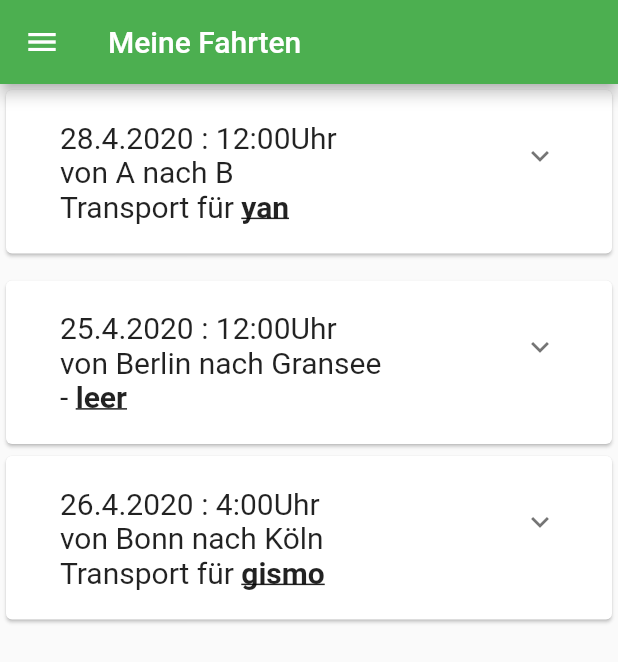
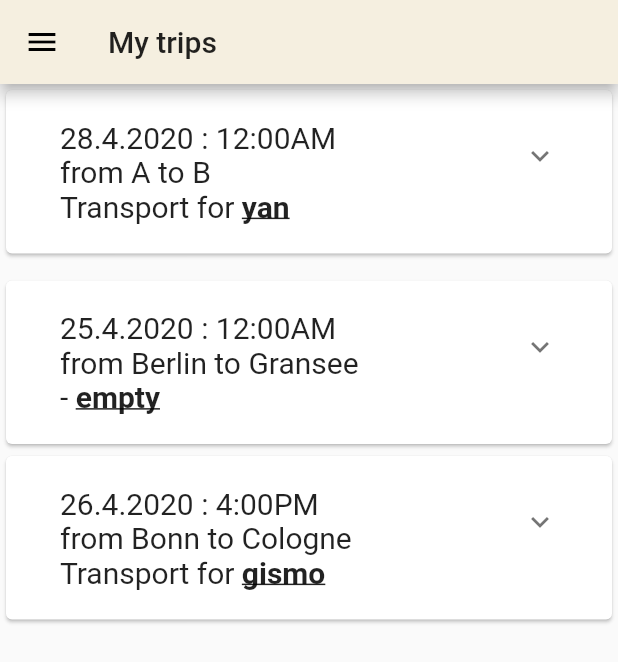
Before and after one commit to PDesire/CatInABox, a Flutter app: the MyTripsPage screen opened directly, on a phone screen of 412 x 824 dp. Shown: the top 662 px of the screen. Run offline on Flutter 3.47's test engine with Material 2 defaults, Android fonts, the phone set to English and light mode, and no system bars; drawn by our look-alikes of flutter_inner_drawer; our stand-ins replace flutter_vector_icons; missing offline and left inert: tetris_blocs.

Commit message:
Some UI improvements

```diff
--- a/lib/app_theme.dart
+++ b/lib/app_theme.dart
@@ -3,7 +3,7 @@ import 'package:flutter/material.dart';
 
 class AppTheme {
 
-  static final acColor = Colors.green;
+  static final acColor = Color(0xFFCD2653);
   static final backgroundColor = Color(0x468485);
 
   static ThemeData createTheme(){
--- a/lib/login/login_screen.dart
+++ b/lib/login/login_screen.dart
@@ -49,7 +49,7 @@ class LoginScreenState extends State<LoginScreen> {
 
     return new GestureDetector(
           child: Container(
-              color: Colors.green,
+              color: Color(0xFFCD2653),
               child: new Center(
               child: GestureDetector(
                 child:
--- a/lib/main.dart
+++ b/lib/main.dart
@@ -32,7 +32,8 @@ class MyApp extends StatelessWidget {
         // or simply save your changes to "hot reload" in a Flutter IDE).
         // Notice that the counter didn't reset back to zero; the application
         // is not restarted.
-        primarySwatch: Colors.green,
+        primaryColor: Color(0xFFF5EFE0),
+        accentColor: Color(0xFFCD2653),
         // This makes the visual density adapt to the platform that you run
         // the app on. For desktop platforms, the controls will be smaller and
         // closer together (more dense) than on mobile platforms.
--- a/lib/pages/my_trips/my_trips_page.dart
+++ b/lib/pages/my_trips/my_trips_page.dart
@@ -22,7 +22,7 @@ class _MyTripsPageState extends State<MyTripsPage> {
               _drawerKey.currentState.open();
             },
           ),
-          title: Text("Meine Fahrten"),
+          title: Text("My trips"),
         ),
         body: ListView(
           shrinkWrap: true,
@@ -39,13 +39,13 @@ class _MyTripsPageState extends State<MyTripsPage> {
                         crossAxisAlignment: CrossAxisAlignment.start,
                         children: <Widget>[
                           Text(
-                            "28.4.2020 : 12:00Uhr",
+                            "28.4.2020 : 12:00AM",
                             style: TextStyle(
                                 fontSize: 20
                             ),
                           ),
                           Text(
-                            "von A nach B",
+                            "from A to B",
                             style: TextStyle(
                                 fontSize: 20
                             ),
@@ -53,7 +53,7 @@ class _MyTripsPageState extends State<MyTripsPage> {
                           Row(
                             children: <Widget>[
                               Text(
-                                "Transport für ",
+                                "Transport for ",
                                 style: TextStyle(
                                     fontSize: 20
                                 ),
@@ -82,7 +82,7 @@ class _MyTripsPageState extends State<MyTripsPage> {
 
                                 },
                                 child: Text(
-                                  "> ändern",
+                                  "> modify",
                                   style: TextStyle(
                                     fontSize: 20,
                                     decoration: TextDecoration.underline,
@@ -95,7 +95,7 @@ class _MyTripsPageState extends State<MyTripsPage> {
 
                                 },
                                 child: Text(
-                                  "> löschen",
+                                  "> delete",
                                   style: TextStyle(
                                     fontSize: 20,
                                     decoration: TextDecoration.underline,
@@ -108,7 +108,7 @@ class _MyTripsPageState extends State<MyTripsPage> {
                                   showTripStartDialog(context);
                                 },
                                 child: Text(
-                                  "> starten",
+                                  "> start",
                                   style: TextStyle(
                                     fontSize: 20,
                                     decoration: TextDecoration.underline,
@@ -139,13 +139,13 @@ class _MyTripsPageState extends State<MyTripsPage> {
                         crossAxisAlignment: CrossAxisAlignment.start,
                         children: <Widget>[
                           Text(
-                            "25.4.2020 : 12:00Uhr",
+                            "25.4.2020 : 12:00AM",
                             style: TextStyle(
                                 fontSize: 20
                             ),
                           ),
                           Text(
-                            "von Berlin nach Gransee",
+                            "from Berlin to Gransee",
                             style: TextStyle(
                                 fontSize: 20
                             ),
@@ -159,7 +159,7 @@ class _MyTripsPageState extends State<MyTripsPage> {
                                 ),
                               ),
                               Text(
-                                "leer",
+                                "empty",
                                 style: TextStyle(
                                     decoration: TextDecoration.underline,
                                     fontWeight: FontWeight.bold,
@@ -182,7 +182,7 @@ class _MyTripsPageState extends State<MyTripsPage> {
 
                                 },
                                 child: Text(
-                                  "> duplizieren",
+                                  "> duplicate",
                                   style: TextStyle(
                                     fontSize: 20,
                                     decoration: TextDecoration.underline,
@@ -195,7 +195,7 @@ class _MyTripsPageState extends State<MyTripsPage> {
 
                                 },
                                 child: Text(
-                                  "> löschen",
+                                  "> delete",
                                   style: TextStyle(
                                     fontSize: 20,
                                     decoration: TextDecoration.underline,
@@ -223,13 +223,13 @@ class _MyTripsPageState extends State<MyTripsPage> {
                         crossAxisAlignment: CrossAxisAlignment.start,
                         children: <Widget>[
                           Text(
-                            "26.4.2020 : 4:00Uhr",
+                            "26.4.2020 : 4:00PM",
                             style: TextStyle(
                                 fontSize: 20
                             ),
                           ),
                           Text(
-                            "von Bonn nach Köln",
+                            "from Bonn to Cologne",
                             style: TextStyle(
                                 fontSize: 20
                             ),
@@ -237,7 +237,7 @@ class _MyTripsPageState extends State<MyTripsPage> {
                           Row(
                             children: <Widget>[
                               Text(
-                                "Transport für ",
+                                "Transport for ",
                                 style: TextStyle(
                                     fontSize: 20
                                 ),
@@ -266,7 +266,7 @@ class _MyTripsPageState extends State<MyTripsPage> {
 
                                 },
                                 child: Text(
-                                  "> duplizieren",
+                                  "> duplicate",
                                   style: TextStyle(
                                     fontSize: 20,
                                     decoration: TextDecoration.underline,
@@ -279,7 +279,7 @@ class _MyTripsPageState extends State<MyTripsPage> {
 
                                 },
                                 child: Text(
-                                  "> löschen",
+                                  "> delete",
                                   style: TextStyle(
                                     fontSize: 20,
                                     decoration: TextDecoration.underline,
--- a/lib/ui/menu_injector/menu_injector.dart
+++ b/lib/ui/menu_injector/menu_injector.dart
@@ -46,10 +46,34 @@ class MenuInjectorState extends State<MenuInjector> {
             child: Column(
               mainAxisAlignment: MainAxisAlignment.center,
               children: <Widget>[
+                Container(
+                  child: Row(
+                    children: <Widget>[
+                      SizedBox(
+                        width: 60,
+                        height: 60,
+                        child: Image.network('https://catinabox.eu/wp-content/uploads/2020/04/cropped-Katze_Symetrisch_BLACK.png'),
+                      ),
+                      Padding(
+                        padding: EdgeInsets.symmetric(horizontal: 3),
+                      ),
+                      Text(
+                        "Cat In A Box",
+                        style: TextStyle(
+                          fontSize: 30,
+                          fontWeight: FontWeight.bold
+                        ),
+                      )
+                    ],
+                  ),
+                ),
+                Padding(
+                  padding: EdgeInsets.symmetric(vertical: 15),
+                ),
                 ListTile(
                   leading: Icon(
                     Feather.truck,
-                    color: Theme.of(context).primaryColor,
+                    color: Theme.of(context).accentColor,
                   ),
                   title: Text("Create a trip"),
                   onTap: () {
@@ -62,9 +86,9 @@ class MenuInjectorState extends State<MenuInjector> {
                 ListTile(
                   leading: Icon(
                     Ionicons.md_person,
-                    color: Theme.of(context).primaryColor,
+                    color: Theme.of(context).accentColor,
                   ),
-                  title: Text("My Profile"),
+                  title: Text("My profile"),
                   onTap: () {
                     Navigator.of(context).pushReplacement(MaterialPageRoute(builder: (context) => ProfilePage()));
                   },
@@ -75,7 +99,7 @@ class MenuInjectorState extends State<MenuInjector> {
                 ListTile(
                   leading: Icon(
                     FontAwesome5Solid.shipping_fast,
-                    color: Theme.of(context).primaryColor,
+                    color: Theme.of(context).accentColor,
                   ),
                   title: Text("My trips"),
                   onTap: () {
```
Also changed, not shown: lib/pages/create_trip/create_trip_page.dart (+41 -12 lines), lib/pages/profile_page/profile_page.dart (+18 -10 lines).
